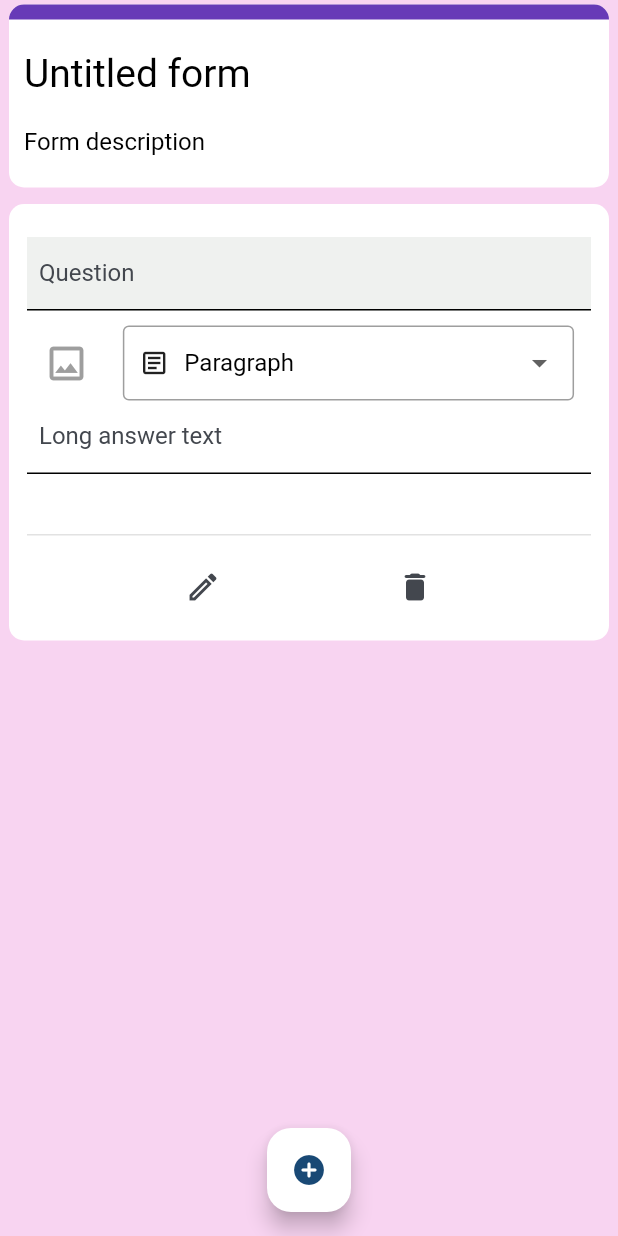
After one commit to Finid0911/Form_Builder, a Flutter app: the screen it shows after launch, on a phone screen of 412 x 824 dp. The commit adds this screen. Run offline on Flutter 3.47's test engine with Material 3 defaults, Android fonts, the phone set to English and light mode, and no system bars.

Commit message:
<feature/add_multiple_questions>add multiple questions feature; delete question; git ignore

```diff
--- a/lib/common_widgets/common_input_field.dart
+++ b/lib/common_widgets/common_input_field.dart
@@ -14,6 +14,7 @@ class CommonInputField extends StatelessWidget {
   final Function(String) onSelectMultipleChoice;
   final Function(String) onQuestionTitleChange;
   final Function(String) onParagraphAnswerChange;
+  final Function() onDeleteQuestion;
 
   const CommonInputField({
     super.key,
@@ -25,6 +26,7 @@ class CommonInputField extends StatelessWidget {
     required this.onSelectMultipleChoice,
     required this.onQuestionTitleChange,
     required this.onParagraphAnswerChange,
+    required this.onDeleteQuestion,
   });
 
   @override
@@ -81,7 +83,7 @@ class CommonInputField extends StatelessWidget {
                 String() => throw UnimplementedError(),
               },
               const Padding(
-                padding: EdgeInsets.only(top: 50.0, bottom: 10.0),
+                padding: EdgeInsets.only(top: 40.0, bottom: 10.0),
                 child: CustomLine(
                   opacity: 0.3,
                 ),
@@ -93,7 +95,7 @@ class CommonInputField extends StatelessWidget {
                       onPressed: () => {},
                       icon: const Icon(Icons.edit_outlined)),
                   IconButton(
-                      onPressed: () => {},
+                      onPressed: onDeleteQuestion,
                       icon: const Icon(Icons.delete_rounded))
                 ],
               )
--- a/lib/features/bloc/my_form_state.dart
+++ b/lib/features/submit_screen.dart/bloc/submit_screen_state.dart
@@ -2,9 +2,21 @@ import 'package:flutter/material.dart';
 import 'package:form_builder_example/core/objects/drop_down_item.dart';
 import 'package:form_builder_example/utilities/constants.dart';
 
-class MyFormState {
+class SubmitScreenState {
+  String formTitle;
+  String formDescription;
+  List<QuestionBuilderState> questionListState;
+
+  SubmitScreenState({
+    this.formTitle = "",
+    this.formDescription = "",
+    List<QuestionBuilderState>? questionListState,
+  }) : questionListState = questionListState ?? [QuestionBuilderState()];
+}
+
+class QuestionBuilderState {
   List<DropDownItem> dropDownList;
-  String selectedDropDownItem;
+  String selectedInputType;
   List<String> multipleChoices;
   String selectedMultipleChoice;
   String questiontitle;
@@ -16,11 +28,11 @@ class MyFormState {
         itemIcon: Icons.radio_button_checked, itemTitle: "Multiple choice"),
   ];
 
-  MyFormState({
+  QuestionBuilderState({
     List<DropDownItem>? dropDownList,
     List<String>? multipleChoices,
     this.selectedMultipleChoice = "",
-    this.selectedDropDownItem = paragraph,
+    this.selectedInputType = paragraph,
     this.questiontitle = "",
     this.paragraphAnswer = "",
   })  : dropDownList = dropDownList ?? _defaultDropDownList,
--- /dev/null
+++ b/lib/features/submit_screen.dart/view/submit_screen.dart
@@ -0,0 +1,163 @@
+import 'package:flutter/material.dart';
+import 'package:form_builder_example/common_widgets/common_input_field.dart';
+import 'package:form_builder_example/common_widgets/common_text.dart';
+import 'package:form_builder_example/features/submit_screen.dart/bloc/submit_screen_state.dart';
+
+class SubmitScreen extends StatefulWidget {
+  const SubmitScreen({super.key});
+
+  @override
+  State<SubmitScreen> createState() => _SubmitScreenState();
+}
+
+class _SubmitScreenState extends State<SubmitScreen> {
+  late String selectedInputType;
+  late String questiontitle;
+  late String paragraphAnswer;
+  late SubmitScreenState formState;
+
+  @override
+  void initState() {
+    super.initState();
+    formState = SubmitScreenState();
+  }
+
+  void updateSelectedInputType(int index, String newType) {
+    setState(() {
+      formState.questionListState[index].selectedInputType = newType;
+    });
+  }
+
+  void updateSelectedMultipleChoice(int index, String newValue) {
+    setState(() {
+      formState.questionListState[index].selectedMultipleChoice = newValue;
+    });
+  }
+
+  void onQuestionTitleChange(int index, String newValue) {
+    setState(() {
+      formState.questionListState[index].questiontitle = newValue;
+    });
+  }
+
+  void onParagraphAnswerChange(int index, String newValue) {
+    setState(() {
+      formState.questionListState[index].paragraphAnswer = newValue;
+    });
+  }
+
+  void addQuestion() {
+    setState(() {
+      formState.questionListState.add(QuestionBuilderState());
+    });
+  }
+
+  void removeQuestion(int index) {
+    setState(() {
+      if (formState.questionListState.length > 1) {
+        formState.questionListState.removeAt(index);
+      }
+    });
+  }
+
+  @override
+  Widget build(BuildContext context) {
+    return Scaffold(
+        body: Container(
+          color: const Color.fromARGB(255, 248, 212, 241),
+          height: double.infinity,
+          child: Column(
+            mainAxisSize: MainAxisSize.min,
+            children: [
+              Padding(
+                padding:
+                    const EdgeInsets.symmetric(horizontal: 6.0, vertical: 3.0),
+                child: _FormTitleSection(),
+              ),
+              Expanded(
+                child: Padding(
+                  padding: const EdgeInsets.symmetric(horizontal: 6.0),
+                  child: ListView.builder(
+                      itemCount: formState.questionListState.length,
+                      itemBuilder: (context, index) {
+                        final currentItem = formState.questionListState[index];
+                        return Padding(
+                          padding: const EdgeInsets.symmetric(vertical: 8.0),
+                          child: CommonInputField(
+                            inputType: currentItem.selectedInputType,
+                            dropDownList: currentItem.dropDownList,
+                            multipleChoices: currentItem.multipleChoices,
+                            onInputTypeChanged: (newValue) =>
+                                updateSelectedInputType(index, newValue),
+                            selectedMultipleChoice:
+                                currentItem.selectedMultipleChoice,
+                            onSelectMultipleChoice: (newValue) =>
+                                updateSelectedMultipleChoice(index, newValue),
+                            onQuestionTitleChange: (newValue) =>
+                                onQuestionTitleChange(index, newValue),
+                            onParagraphAnswerChange: (newValue) =>
+                                onQuestionTitleChange(index, newValue),
+                            onDeleteQuestion: () => removeQuestion(index),
+                          ),
+                        );
+                      }),
+                ),
+              ),
+            ],
+          ),
+        ),
+        floatingActionButton: FloatingActionButton(
+          backgroundColor: Colors.white,
+          onPressed: () => {},
+          child: SizedBox(
+            width: double.infinity,
+            child: IconButton(
+              onPressed: addQuestion,
+              icon: Icon(Icons.add_circle_rounded),
+            ),
+          ),
+        ),
+        floatingActionButtonLocation: FloatingActionButtonLocation.centerFloat);
+  }
+}
+
+class _FormTitleSection extends StatelessWidget {
+  @override
+  Widget build(BuildContext context) {
+    return Container(
+      width: double.infinity,
+      decoration: BoxDecoration(
+        color: Colors.white,
+        borderRadius: BorderRadius.circular(10.0),
+      ),
+      child: Column(
+        mainAxisSize: MainAxisSize.min,
+        mainAxisAlignment: MainAxisAlignment.spaceAround,
+        crossAxisAlignment: CrossAxisAlignment.start,
+        children: [
+          Container(
+            height: 10.0,
+            decoration: const BoxDecoration(
+              color: Colors.deepPurple,
+              borderRadius: BorderRadius.vertical(top: Radius.circular(10)),
+            ),
+          ),
+          const Padding(
+            padding: EdgeInsets.only(top: 20.0, left: 10.0, right: 10.0),
+            child: CommonText(
+              textTitle: "Untitled form",
+              textSize: 26.0,
+            ),
+          ),
+          const Padding(
+            padding: EdgeInsets.only(
+                top: 20.0, bottom: 20.0, left: 10.0, right: 10.0),
+            child: CommonText(
+              textTitle: "Form description",
+            ),
+          )
+        ],
+      ),
+    );
+  }
+}
--- a/lib/main.dart
+++ b/lib/main.dart
@@ -1,5 +1,5 @@
 import 'package:flutter/material.dart';
-import 'package:form_builder_example/features/view/my_form_page.dart';
+import 'package:form_builder_example/features/submit_screen.dart/view/submit_screen.dart';
 
 void main() {
   runApp(const MyApp());
@@ -17,9 +17,7 @@ class MyApp extends StatelessWidget {
         useMaterial3: true,
       ),
       home: const SafeArea(
-        child: Scaffold(
-          body: MyFormPage(),
-        ),
+        child: SubmitScreen(),
       ),
     );
   }
```
Also changed, not shown: lib/features/view/my_form_page.dart (deleted, +0 -132 lines), lib/features/bloc/my_form_bloc.dart (deleted), lib/features/bloc/my_form_event.dart (deleted), 1 other file.
